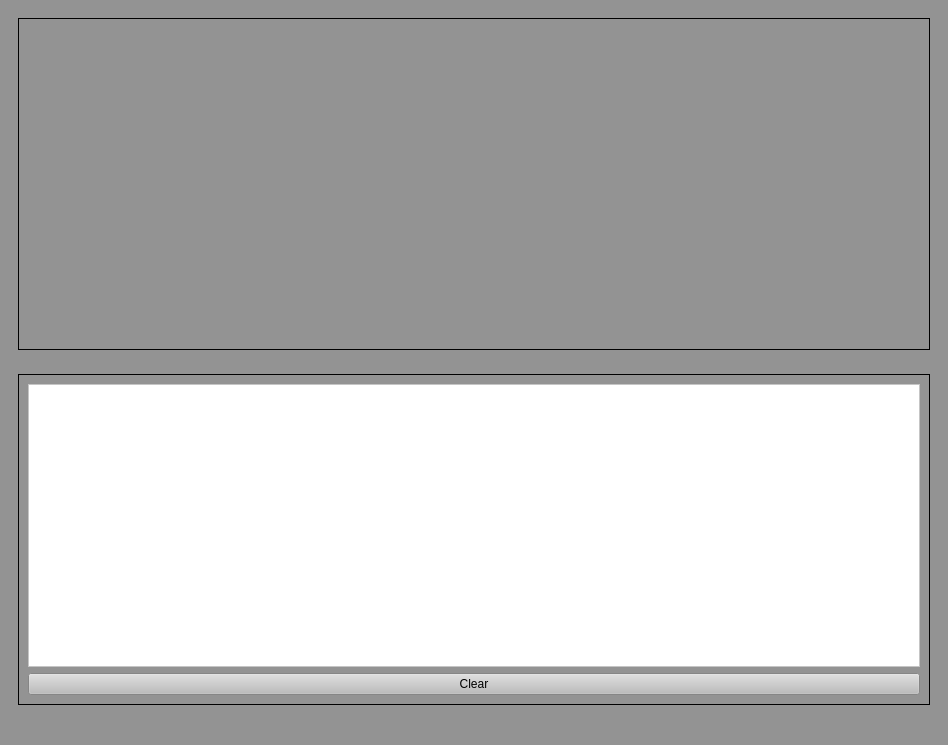
H3SHAM03/Temperatue-Plot, file GUI.ui: the form before one commit.
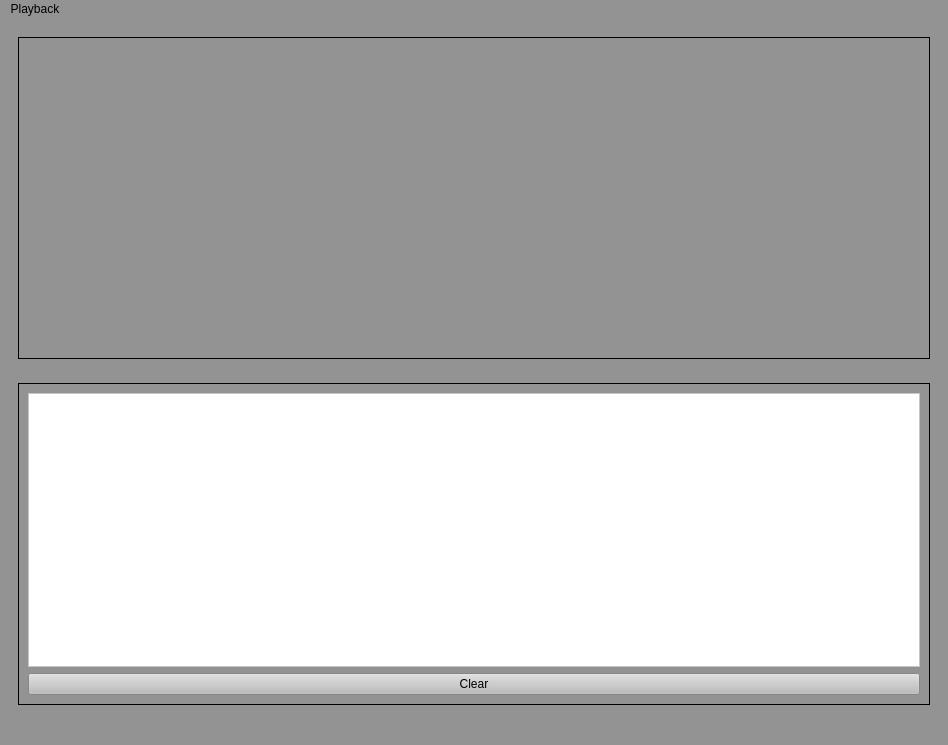
The form after the commit.

Commit message: Added Play/Pause

The edit to the form file:
```diff
--- a/GUI.ui
+++ b/GUI.ui
@@ -96,6 +96,13 @@
      <height>21</height>
     </rect>
    </property>
+   <widget class="QMenu" name="menuPlayback">
+    <property name="title">
+     <string>Playback</string>
+    </property>
+    <addaction name="actionPlay"/>
+   </widget>
+   <addaction name="menuPlayback"/>
   </widget>
   <widget class="QStatusBar" name="statusbar"/>
  </widget>
```
Left out of the diff: 5 changed lines with no effect on the pictures. The commit also changes 2 other files.
